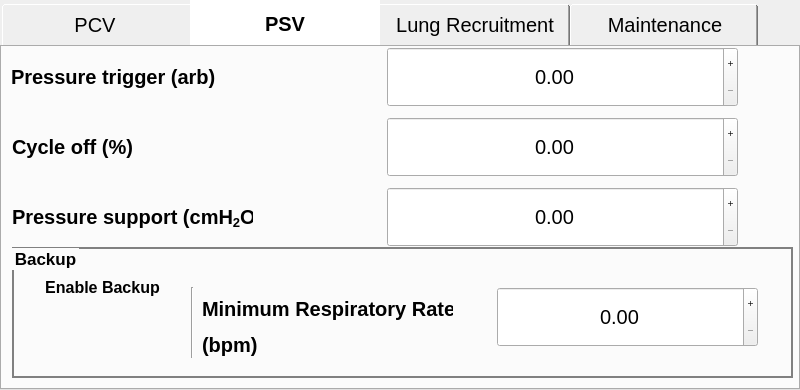
This is gui/settings/settings.ui in MariuszSuchenek/MVM_GUI_test2 as Qt 5 draws it before an edit. The edited form follows.
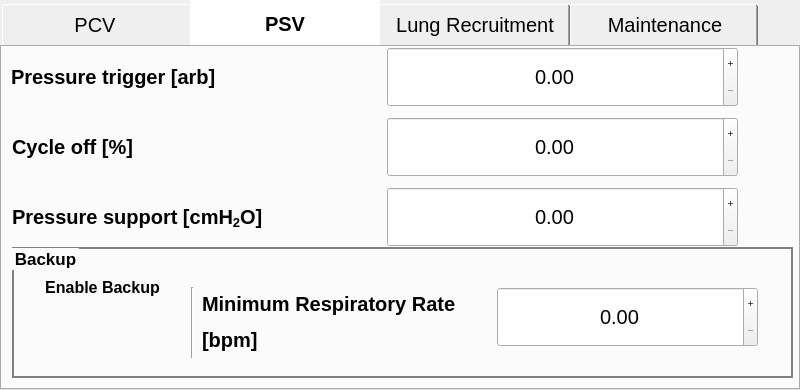
This is the edited form. The open tabs and pages were chosen to show the change. Icons and pictures are not drawn. Custom widgets are drawn as their Qt base class.

Commit message:
bunch of visual changes
- put units in square brackets also in static labels
- set all labels font to Cantarell
- make the labels area as wide as possible to avoid elisions

Patch:
```diff
--- a/gui/settings/settings.ui
+++ b/gui/settings/settings.ui
@@ -625,7 +625,7 @@
          <rect>
           <x>9</x>
           <y>10</y>
-          <width>211</width>
+          <width>341</width>
           <height>40</height>
          </rect>
         </property>
@@ -637,7 +637,7 @@
          </font>
         </property>
         <property name="text">
-         <string>Pressure trigger (arb)</string>
+         <string>Pressure trigger [arb]</string>
         </property>
        </widget>
        <widget class="QLabel" name="label_7">
@@ -645,7 +645,7 @@
          <rect>
           <x>10</x>
           <y>80</y>
-          <width>221</width>
+          <width>341</width>
           <height>40</height>
          </rect>
         </property>
@@ -657,7 +657,7 @@
          </font>
         </property>
         <property name="text">
-         <string>Cycle off (%)</string>
+         <string>Cycle off [%]</string>
         </property>
        </widget>
        <widget class="QDoubleSpinBox" name="spinBox_pressure_trigger">
@@ -1086,7 +1086,7 @@
          <rect>
           <x>10</x>
           <y>150</y>
-          <width>241</width>
+          <width>341</width>
           <height>40</height>
          </rect>
         </property>
@@ -1098,7 +1098,7 @@
          </font>
         </property>
         <property name="text">
-         <string>&lt;html&gt;&lt;head/&gt;&lt;body&gt;&lt;p&gt;Pressure support  (cmH&lt;span style=&quot; vertical-align:sub;&quot;&gt;2&lt;/span&gt;O)&lt;/p&gt;&lt;/body&gt;&lt;/html&gt;</string>
+         <string>&lt;html&gt;&lt;head/&gt;&lt;body&gt;&lt;p&gt;Pressure support [cmH&lt;span style=&quot; vertical-align:sub;&quot;&gt;2&lt;/span&gt;O]&lt;/p&gt;&lt;/body&gt;&lt;/html&gt;</string>
         </property>
        </widget>
        <widget class="QGroupBox" name="groupBox">
@@ -1152,9 +1152,9 @@
          <property name="geometry">
           <rect>
            <x>190</x>
-           <y>50</y>
-           <width>251</width>
-           <height>61</height>
+           <y>40</y>
+           <width>261</width>
+           <height>71</height>
           </rect>
          </property>
          <property name="font">
@@ -1165,7 +1165,7 @@
           </font>
          </property>
          <property name="text">
-          <string>&lt;html&gt;&lt;head/&gt;&lt;body&gt;&lt;p&gt;Minimum Respiratory Rate&lt;/p&gt;&lt;p&gt;(bpm)&lt;/p&gt;&lt;/body&gt;&lt;/html&gt;</string>
+          <string>&lt;html&gt;&lt;head/&gt;&lt;body&gt;&lt;p&gt;Minimum Respiratory Rate&lt;/p&gt;&lt;p&gt;[bpm]&lt;/p&gt;&lt;/body&gt;&lt;/html&gt;</string>
          </property>
         </widget>
         <widget class="QDoubleSpinBox" name="spinBox_min_resp_rate">
```
Left out of the diff: 26 changed lines with no effect on the pictures.
